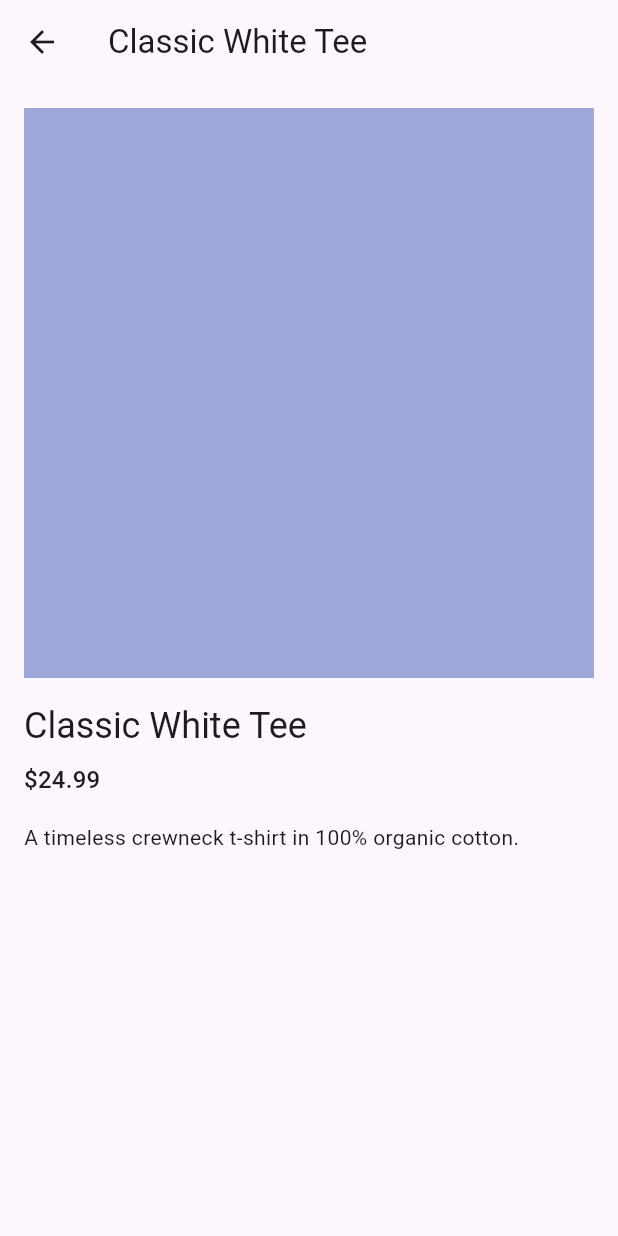
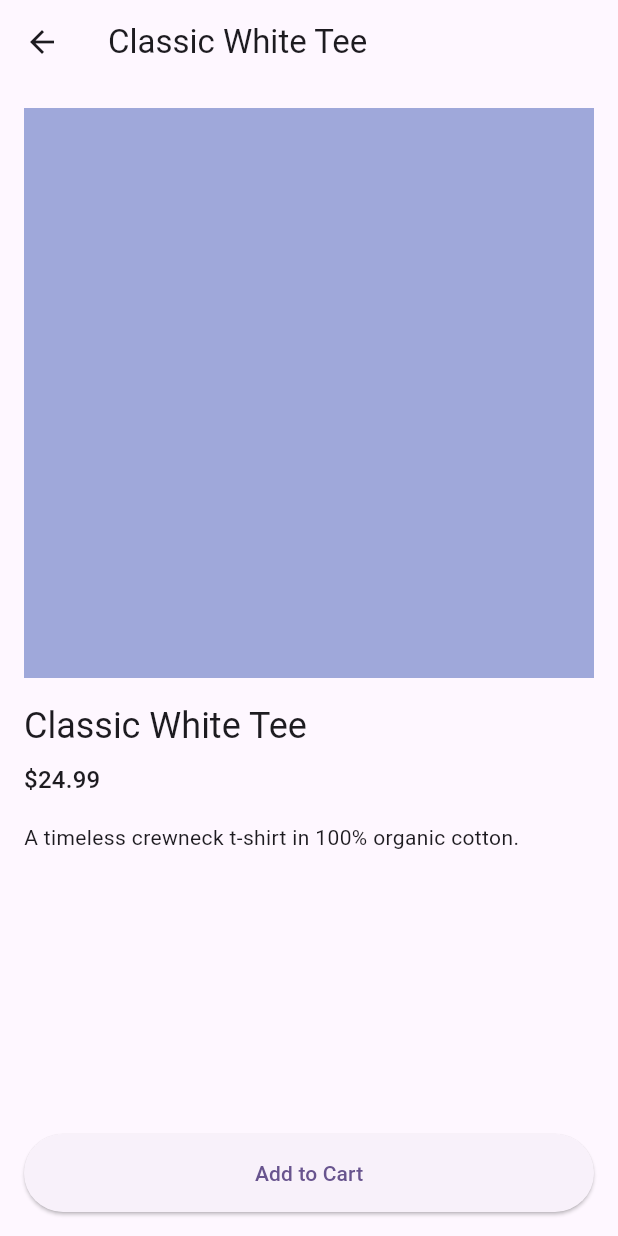
Before and after one commit to khmelev/fashion-app-demo, a Flutter app: the ProductDetailScreen screen opened directly with sample values from the repository, on a phone screen of 412 x 824 dp. Run offline on Flutter 3.47's test engine with Material 3 defaults, Android fonts, the phone set to English and light mode, and no system bars; our stand-ins replace go_router.

Commit message:
Add to cart button

```diff
--- a/lib/app/app.dart
+++ b/lib/app/app.dart
@@ -22,6 +22,7 @@ class FashionApp extends StatefulWidget {
 class _FashionAppState extends State<FashionApp> {
   final GoRouter _router = GoRouter(
     navigatorKey: _rootNavigatorKey,
+    debugLogDiagnostics: true,
     initialLocation: '/catalog',
     routes: <RouteBase>[
       StatefulShellRoute.indexedStack(
--- /dev/null
+++ b/lib/models/cart.dart
@@ -0,0 +1,14 @@
+import 'product.dart';
+
+class Cart {
+  Cart({required this.items});
+
+  final List<CartItem> items;
+}
+
+class CartItem {
+  CartItem({required this.product, required this.size});
+
+  final Product product;
+  final ProductSize size;
+}
--- a/lib/models/product.dart
+++ b/lib/models/product.dart
@@ -1,8 +1,4 @@
 /// A single product in the catalog.
-///
-/// This mirrors the shape of the product message the gRPC backend will
-/// eventually return, but stays a plain Dart class with no dependency on
-/// generated protobuf code so the UI can be built against fake data first.
 class Product {
   const Product({
     required this.id,
@@ -10,6 +6,7 @@ class Product {
     required this.price,
     required this.swatchColorValue,
     required this.description,
+    this.sizes = const [.s, .m, .l, .xl],
   });
 
   final String id;
@@ -19,4 +16,18 @@ class Product {
   /// ARGB color value used as a placeholder swatch in place of a real image.
   final int swatchColorValue;
   final String description;
+
+  final List<ProductSize> sizes;
 }
+
+class ProductSize {
+  const ProductSize({required this.id, required this.name});
+
+  final String id;
+  final String name;
+
+  static const ProductSize s = ProductSize(id: "s", name: "S");
+  static const ProductSize m = ProductSize(id: "m", name: "M");
+  static const ProductSize l = ProductSize(id: "l", name: "L");
+  static const ProductSize xl = ProductSize(id: "xl", name: "XL");
+}
--- a/lib/screens/product_detail/product_detail_screen.dart
+++ b/lib/screens/product_detail/product_detail_screen.dart
@@ -12,7 +12,17 @@ class ProductDetailScreen extends StatelessWidget {
   Widget build(BuildContext context) {
     return Scaffold(
       appBar: AppBar(title: Text(product.name)),
-      body: SingleChildScrollView(
+      body: Column(
+        children: [
+          Expanded(child: _productDetails(context)),
+          _addToCartButton(context),
+        ],
+      ),
+    );
+  }
+
+  Widget _productDetails(BuildContext context) {
+    return SingleChildScrollView(
       padding: const EdgeInsets.all(16),
       child: Column(
         crossAxisAlignment: CrossAxisAlignment.start,
@@ -22,10 +32,7 @@ class ProductDetailScreen extends StatelessWidget {
             child: ColoredBox(color: Color(product.swatchColorValue)),
           ),
           const SizedBox(height: 16),
-            Text(
-              product.name,
-              style: Theme.of(context).textTheme.headlineSmall,
-            ),
+          Text(product.name, style: Theme.of(context).textTheme.headlineSmall),
           const SizedBox(height: 8),
           Text(
             '\$${product.price.toStringAsFixed(2)}',
@@ -35,6 +42,24 @@ class ProductDetailScreen extends StatelessWidget {
           Text(product.description),
         ],
       ),
+    );
+  }
+
+  Widget _addToCartButton(BuildContext context) {
+    return Container(
+      padding: EdgeInsets.all(16),
+      width: double.infinity,
+      child: ElevatedButton(
+        onPressed: () {
+          // Add to cart logic
+          ScaffoldMessenger.of(
+            context,
+          ).showSnackBar(SnackBar(content: Text('Added to cart!')));
+        },
+        style: ElevatedButton.styleFrom(
+          padding: EdgeInsets.symmetric(vertical: 16),
+        ),
+        child: Text('Add to Cart'),
       ),
     );
   }
--- a/lib/utils/fake_data.dart
+++ b/lib/utils/fake_data.dart
@@ -2,8 +2,6 @@ import 'package:flutter/material.dart';
 
 import '../models/product.dart';
 
-/// In-memory product catalog used to build the UI before the gRPC backend
-/// is wired up.
 final List<Product> fakeProducts = [
   Product(
     id: 'p1',
```
Lines whose indentation alone changed are shown as unchanged.
